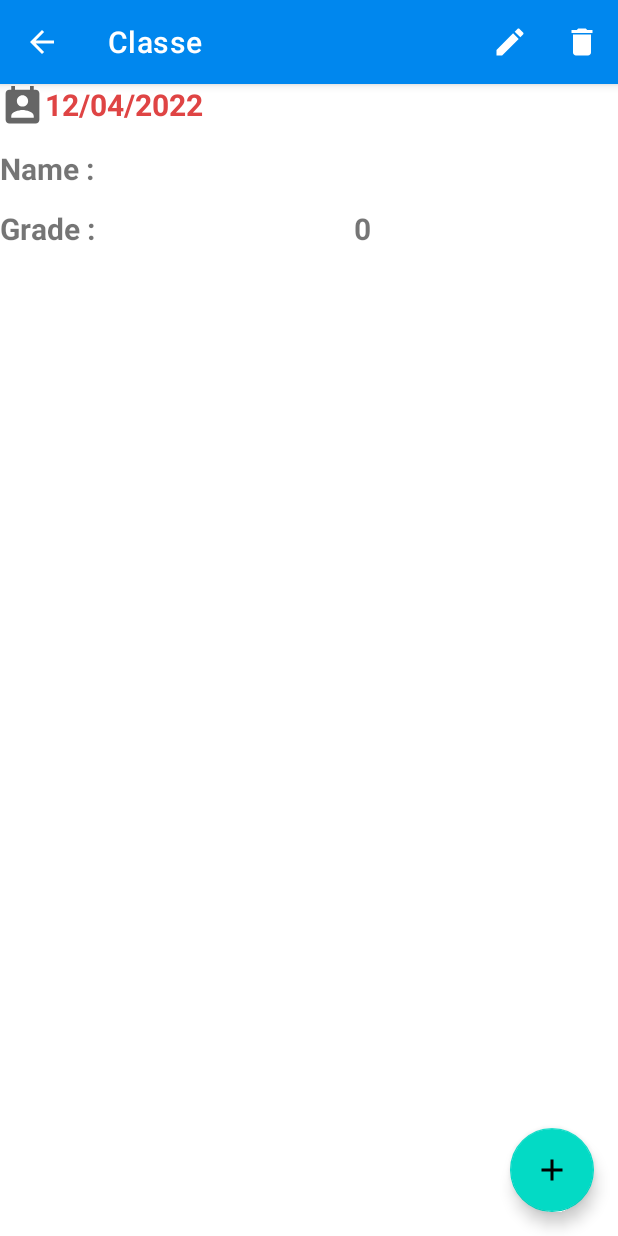
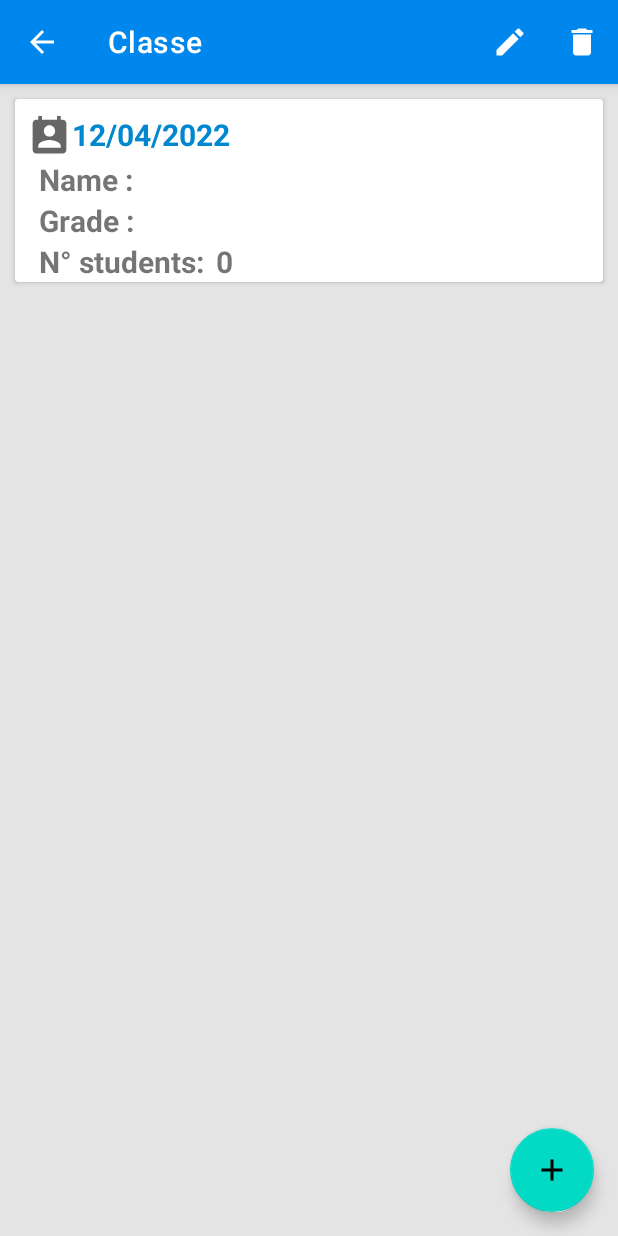
Before and after one commit to zakilebbah/schoolAppManagement, an Android app: the MainClassePage screen opened directly, with no data from a screen before it, on a phone screen of 412 x 824 dp. Run offline under Robolectric (Android 15) with nearby library versions, the light colour scheme and no system bars.

Commit message:
Designe update

```diff
--- a/app/src/main/java/com/example/schoolapp/ui/classePage/mainClassePage.kt
+++ b/app/src/main/java/com/example/schoolapp/ui/classePage/mainClassePage.kt
@@ -122,9 +122,11 @@ class MainClassePage : AppCompatActivity() {
         }
 
         classeViewModel.classById(id).observe(this) { classe ->
-            if (classe != null)
-            nameClasse?.text = classe.name
-            gradeClass?.text=classe.grade
+            if (classe != null) {
+                nameClasse?.text = classe.name
+                gradeClass?.text=classe.grade
+            }
+
         }
         var fab: FloatingActionButton = findViewById(R.id.fab)
         fab.setOnClickListener {
--- a/app/src/main/res/layout/activity_main.xml
+++ b/app/src/main/res/layout/activity_main.xml
@@ -23,12 +23,14 @@
         android:name="androidx.navigation.fragment.NavHostFragment"
         android:layout_width="match_parent"
         android:layout_height="match_parent"
+        android:layout_marginBottom="60dp"
         app:defaultNavHost="true"
         app:layout_constraintBottom_toTopOf="@id/nav_view"
+        app:layout_constraintHorizontal_bias="0.0"
         app:layout_constraintLeft_toLeftOf="parent"
         app:layout_constraintRight_toRightOf="parent"
         app:layout_constraintTop_toTopOf="parent"
-        app:navGraph="@navigation/mobile_navigation"
-        android:layout_marginBottom="60dp"/>
+        app:layout_constraintVertical_bias="0.0"
+        app:navGraph="@navigation/mobile_navigation" />
 
 </androidx.constraintlayout.widget.ConstraintLayout>
--- a/app/src/main/res/layout/activity_main_classe_page.xml
+++ b/app/src/main/res/layout/activity_main_classe_page.xml
@@ -4,15 +4,34 @@
     xmlns:tools="http://schemas.android.com/tools"
     android:layout_width="match_parent"
     android:layout_height="match_parent"
-    tools:context=".ui.classePage.MainClassePage">
+    tools:context=".ui.classePage.MainClassePage"
+    android:layout_gravity="start"
+    android:background="#E4E4E4">
 
+    <androidx.cardview.widget.CardView
+        android:layout_margin="10dp"
+        android:id="@+id/card"
+        android:layout_width="match_parent"
+        android:layout_height="wrap_content"
+        app:layout_constraintLeft_toLeftOf="parent"
+        app:layout_constraintRight_toRightOf="parent"
+        app:layout_constraintTop_toTopOf="parent"
+        android:elevation="10dp"
+        android:layout_marginTop="10dp">
+        <LinearLayout
+            android:layout_marginLeft="8dp"
+            android:layout_width="match_parent"
+            android:layout_height="wrap_content"
+            android:orientation="vertical">
             <LinearLayout
                 android:id="@+id/linearLayout"
                 android:layout_width="match_parent"
                 android:layout_height="wrap_content"
                 app:layout_constraintLeft_toLeftOf="parent"
                 app:layout_constraintRight_toRightOf="parent"
-        app:layout_constraintTop_toTopOf="parent">
+                app:layout_constraintTop_toTopOf="parent"
+                android:layout_marginTop="10dp"
+                android:orientation="horizontal">
 
                 <ImageView
                     android:layout_width="30dp"
@@ -27,23 +46,23 @@
                     android:text=""
                     android:textSize="20dp"
                     android:textStyle="bold"
-            android:textColor="#DF4444"
+                    android:textColor="#0087CF"
 
                     />
-
-
             </LinearLayout>
-
+            <LinearLayout
+                android:layout_width="match_parent"
+                android:layout_height="wrap_content"
+                android:orientation="horizontal">
                 <TextView
+                    android:layout_marginLeft="8dp"
                     android:id="@+id/textView"
                     android:layout_width="wrap_content"
                     android:layout_height="wrap_content"
-        android:text="Name :"
+                    android:text="@string/name"
                     android:textSize="20dp"
                     android:textStyle="bold"
-        app:layout_constraintBottom_toTopOf="@+id/gradeid"
-        app:layout_constraintStart_toStartOf="parent"
-        app:layout_constraintTop_toBottomOf="@+id/linearLayout" />
+                    />
 
                 <TextView
                     android:id="@+id/nameClass"
@@ -56,12 +75,17 @@
                     app:layout_constraintBottom_toTopOf="@+id/gradeid"
                     app:layout_constraintStart_toEndOf="@+id/textView"
                     app:layout_constraintTop_toBottomOf="@+id/linearLayout" />
-
+            </LinearLayout>
+        <LinearLayout
+            android:layout_width="match_parent"
+            android:layout_height="wrap_content"
+            android:orientation="horizontal">
             <TextView
+                android:layout_marginLeft="8dp"
                 android:id="@+id/gradeid"
                 android:layout_width="wrap_content"
                 android:layout_height="wrap_content"
-        android:text="Grade :"
+                android:text="@string/grade"
                 android:textSize="20dp"
                 android:textStyle="bold"
                 app:layout_constraintBottom_toTopOf="@+id/recyclerview"
@@ -78,28 +102,49 @@
                 app:layout_constraintBottom_toTopOf="@+id/recyclerview"
                 app:layout_constraintStart_toEndOf="@+id/gradeid"
                 />
-
+        </LinearLayout>
+            <LinearLayout
+                android:layout_width="match_parent"
+                android:layout_height="wrap_content"
+                android:orientation="horizontal">
+                <TextView
+                    android:id="@+id/NLbale"
+                    android:layout_marginLeft="8dp"
+                    android:text="@string/n_students"
+                    android:textSize="20dp"
+                    android:textStyle="bold"
+                    android:layout_width="wrap_content"
+                    android:layout_height="wrap_content"
+                    app:layout_constraintTop_toBottomOf="@+id/gradeClass"
+                    app:layout_constraintStart_toStartOf="parent"/>
                 <TextView
                     android:id="@+id/nbretudiant"
                     android:layout_width="wrap_content"
                     android:layout_height="wrap_content"
                     android:layout_marginLeft="8dp"
-        android:text="ssssss"
                     android:textSize="20dp"
                     android:textStyle="bold"
-        app:layout_constraintBottom_toTopOf="@+id/recyclerview"
-        app:layout_constraintEnd_toEndOf="parent"
-        app:layout_constraintStart_toEndOf="@+id/gradeid" />
+                    app:layout_constraintTop_toBottomOf="@+id/gradeClass"
+                    app:layout_constraintStart_toEndOf="@+id/NLbale" />
+            </LinearLayout>
+
+        </LinearLayout>
+
+
+
+
+    </androidx.cardview.widget.CardView>
+
+
     <androidx.recyclerview.widget.RecyclerView
         android:id="@+id/recyclerview"
         android:layout_width="match_parent"
         android:layout_height="wrap_content"
         android:padding="@dimen/big_padding"
         app:layout_constraintEnd_toEndOf="parent"
-        android:layout_marginTop="80dp"
 
         app:layout_constraintStart_toStartOf="parent"
-        app:layout_constraintTop_toBottomOf="@+id/linearLayout"
+        app:layout_constraintTop_toBottomOf="@+id/card"
         tools:listitem="@layout/card_view_design" />
     <com.google.android.material.floatingactionbutton.FloatingActionButton
         android:id="@+id/fab"
--- a/app/src/main/res/layout/card_attendence_view.xml
+++ b/app/src/main/res/layout/card_attendence_view.xml
@@ -4,7 +4,7 @@
     xmlns:app="http://schemas.android.com/apk/res-auto"
     android:layout_width="match_parent"
     android:layout_height="50dp"
-    android:layout_margin="10dp"
+    android:layout_margin="4dp"
     android:clickable="true"
     app:cardElevation="2dp"
     android:id="@+id/card"
--- a/app/src/main/res/layout/fragment_home.xml
+++ b/app/src/main/res/layout/fragment_home.xml
@@ -5,7 +5,8 @@
     xmlns:tools="http://schemas.android.com/tools"
     android:layout_width="match_parent"
     android:layout_height="match_parent"
-    tools:context=".MainActivity">
+    tools:context=".MainActivity"
+    android:background="#E4E4E4">
 
     <androidx.recyclerview.widget.RecyclerView
         android:id="@+id/recyclerview"
--- a/app/src/main/res/layout/fragment_students.xml
+++ b/app/src/main/res/layout/fragment_students.xml
@@ -5,7 +5,8 @@
     xmlns:tools="http://schemas.android.com/tools"
     android:layout_width="match_parent"
     android:layout_height="match_parent"
-    tools:context=".MainActivity">
+    tools:context=".MainActivity"
+    android:background="#E4E4E4">
 
     <LinearLayout
         app:layout_constraintTop_toTopOf="parent"
@@ -13,7 +14,8 @@
         app:layout_constraintRight_toRightOf="parent"
         android:layout_width="match_parent"
         android:layout_height="wrap_content"
-        android:orientation="vertical">
+        android:orientation="vertical"
+        android:layout_margin="8dp">
         <LinearLayout
             android:orientation="vertical"
             android:id="@+id/toolbar"
--- a/app/src/main/res/values/strings.xml
+++ b/app/src/main/res/values/strings.xml
@@ -30,5 +30,8 @@
     <string name="tab_text_2">Students</string>
     <!-- TODO: Remove or change this placeholder text -->
     <string name="hello_blank_fragment">Hello blank fragment</string>
+    <string name="name">Name :</string>
+    <string name="grade">Grade :</string>
+    <string name="n_students">N° students:</string>
 
 </resources>
```
Lines whose indentation alone changed are shown as unchanged.
